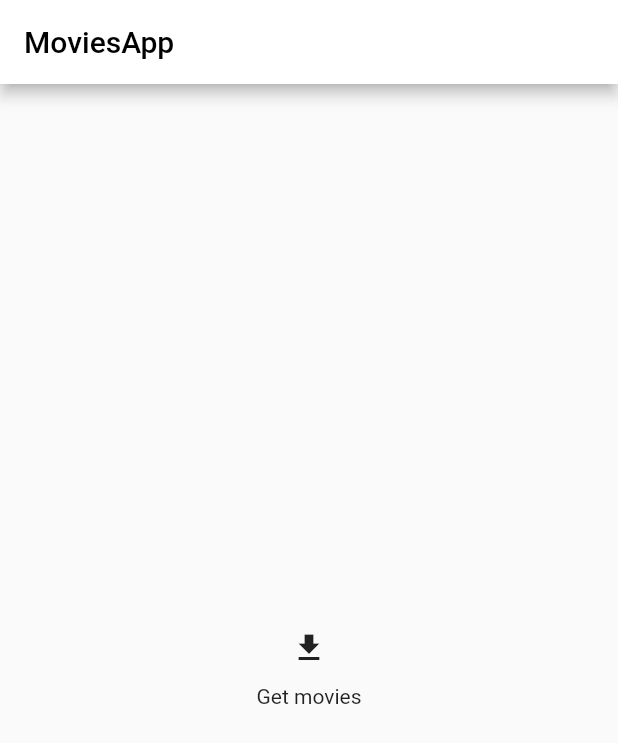
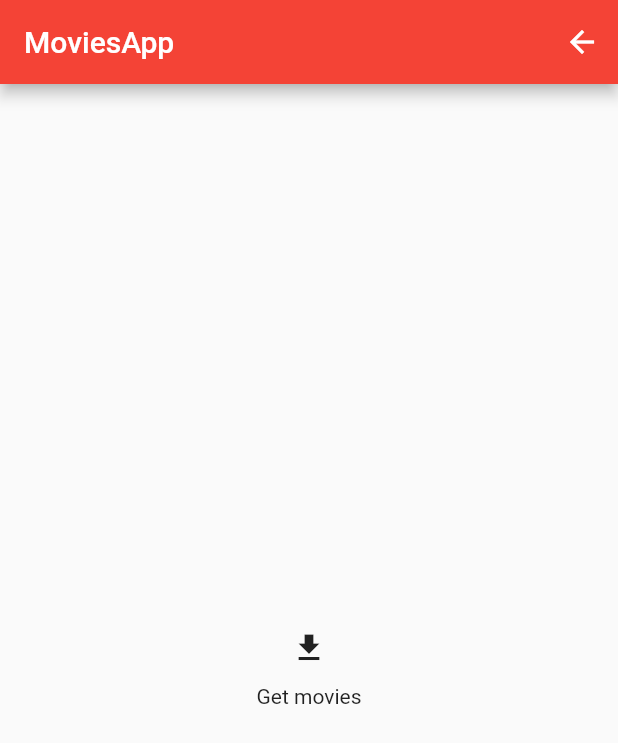
Before and after one commit to zmesinger/movies_app, a Flutter app: the screen it shows after launch, on a phone screen of 412 x 824 dp. Shown: the top 743 px of the screen. Run offline on Flutter 3.47's test engine with Material 2 defaults, Android fonts, the phone set to English and light mode, and no system bars; our stand-ins replace bloc, equatable, flutter_bloc.

Commit message:
Add return to initial state button

```diff
--- a/lib/bloc/movies_bloc.dart
+++ b/lib/bloc/movies_bloc.dart
@@ -19,9 +19,10 @@ class MoviesBloc extends Bloc<MoviesEvent, MoviesState> {
     on<EventFetchMovies>((event, emit) async {
       emit(StateFetchingMovies());
       Response? data = await getData();
-      print(data);
-      print(data!.search);
       emit (StateMoviesFetched(data!));
+    });
+    on<EventReturnToInitial>((event, emit) {
+      emit(MoviesInitial());
     });
   }
 }
--- a/lib/bloc/movies_event.dart
+++ b/lib/bloc/movies_event.dart
@@ -8,5 +8,10 @@ abstract class MoviesEvent extends Equatable{
 class EventFetchMovies extends MoviesEvent {
   @override
   List<Object?> get props => [];
+}
+
+class EventReturnToInitial extends MoviesEvent {
+  @override
+  List<Object?> get props => [];
 
 }
--- a/lib/main.dart
+++ b/lib/main.dart
@@ -2,7 +2,6 @@ import 'package:flutter/material.dart';
 import 'package:flutter_bloc/flutter_bloc.dart';
 import 'package:movies_app/bloc/movies_bloc.dart';
 import 'package:movies_app/model/search.dart';
-import 'package:movies_app/model/response.dart';
 
 void main() {
   runApp(BlocProvider(
@@ -21,8 +20,8 @@ class MyApp extends StatelessWidget {
       title: "Movies App",
       theme: ThemeData(
         appBarTheme: const AppBarTheme(
-          backgroundColor: Colors.white,
-          foregroundColor: Colors.black,
+          backgroundColor: Colors.red,
+          foregroundColor: Colors.white,
         ),
       ),
       home: const Movies(),
@@ -38,13 +37,20 @@ class Movies extends StatefulWidget {
 }
 
 class _MoviesState extends State<Movies> {
-  List<Search> movies = [];
+  List<Search> _movies = [];
 
   @override
   Widget build(BuildContext context) {
     return Scaffold(
       appBar: AppBar(
         title: const Text("MoviesApp"),
+        actions: [
+          IconButton(
+              onPressed: (){
+                BlocProvider.of<MoviesBloc>(context).add(EventReturnToInitial());
+              },
+              icon: Icon(Icons.arrow_back))
+        ],
       ),
       body: BlocBuilder<MoviesBloc, MoviesState>(
         builder: (context, state) {
@@ -74,18 +80,18 @@ class _MoviesState extends State<Movies> {
               ),
             );
           }else if(state is StateMoviesFetched){
-            movies = state.data.search;
+            _movies = state.data.search;
             return ListView.separated(
                 itemBuilder: (context, index){
                   return ListTile(
-                    title: Text(movies[index].title!),
-                    subtitle: Text(movies[index].year!),
+                    title: Text(_movies[index].title!),
+                    subtitle: Text(_movies[index].year!),
                   );
                 },
                 separatorBuilder: (context, index){
                   return const Divider();
                 },
-                itemCount: movies.length);
+                itemCount: _movies.length);
           }else{
             return Container();
           }
```
